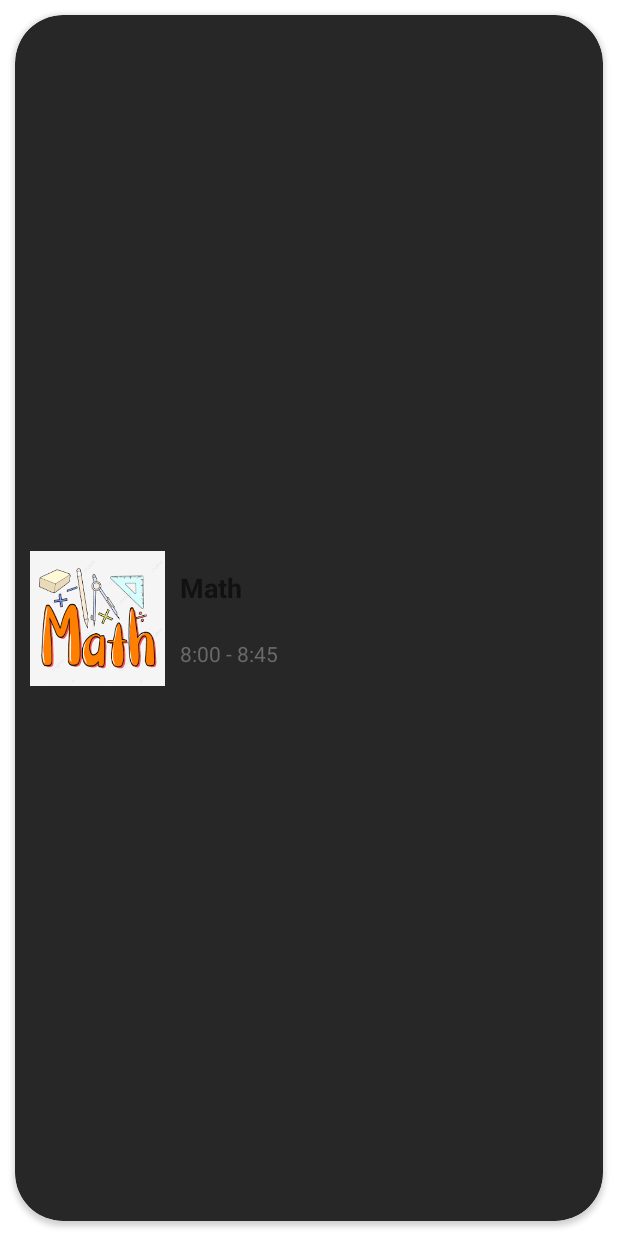
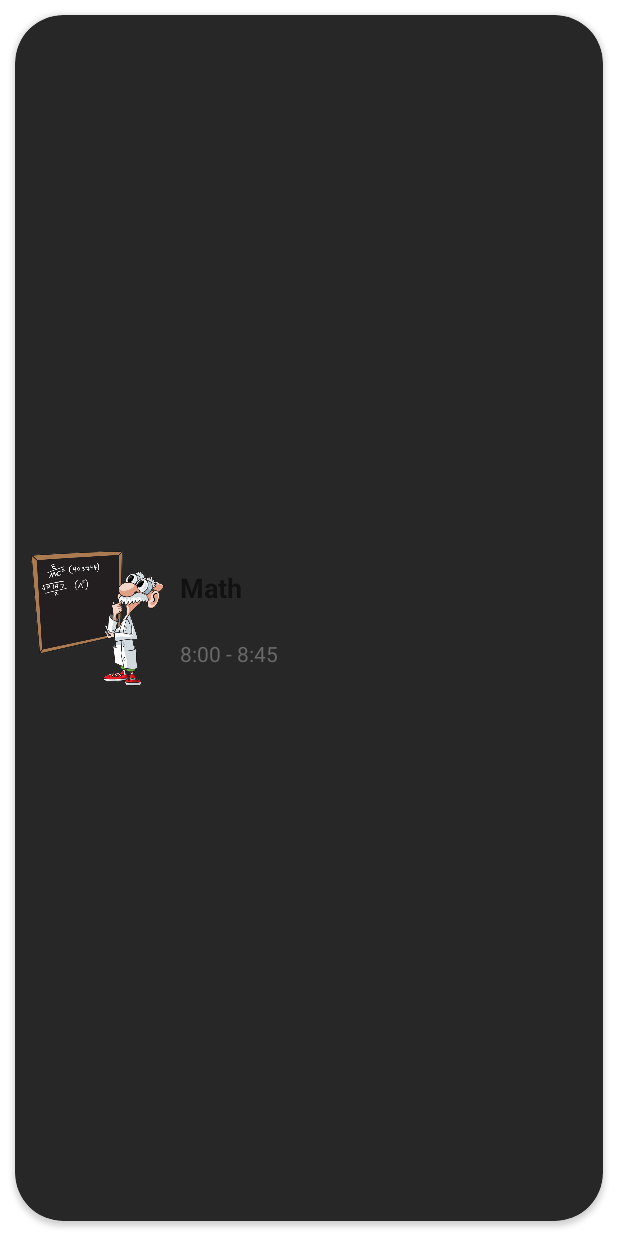
Before and after one commit to Bai777/MyLessonSchedule, an Android app: the layout item_class_layout.xml on its own in the app's theme, with its tools: preview values and no code run, on a phone screen of 412 x 824 dp. Run offline under Robolectric (Android 15) with nearby library versions, the phone set to English and light mode, and no system bars.

Commit message:
изменил ресурсы в папке drawable

```diff
--- a/app/src/main/res/layout/item_class_layout.xml
+++ b/app/src/main/res/layout/item_class_layout.xml
@@ -13,14 +13,14 @@
 
         <ImageView
             android:id="@+id/icon"
-            android:src="@drawable/math"
             android:layout_width="90dp"
             android:layout_height="90dp"
             android:layout_margin="10dp"
+            android:contentDescription="@string/math_image"
+            android:src="@drawable/math"
+            app:layout_constraintBottom_toBottomOf="parent"
             app:layout_constraintStart_toStartOf="parent"
-            app:layout_constraintTop_toTopOf="parent"
-            app:layout_constraintBottom_toBottomOf="parent"
-            android:contentDescription="@string/math_image" />
+            app:layout_constraintTop_toTopOf="parent" />
 
         <TextView
             android:id="@+id/title"
```
Also changed, not shown: app/src/main/res/drawable-v24/literature.png, app/src/main/res/drawable-v24/math.png.
